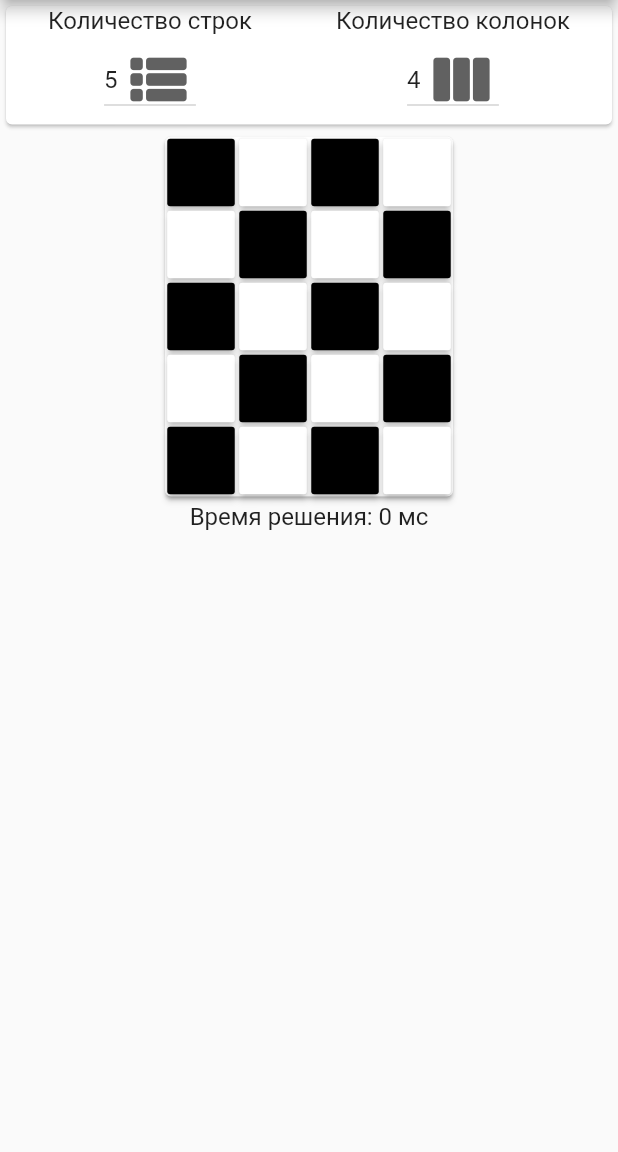
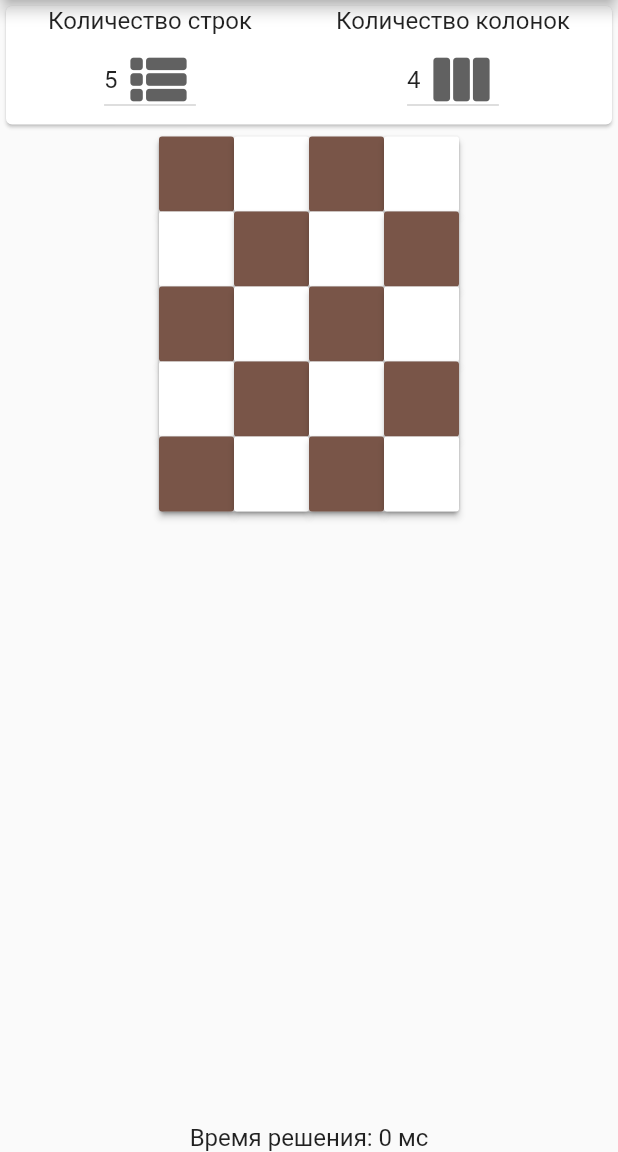
Before and after one commit to Anthon42/Chessboard, a Flutter app: the screen it shows after launch, on a phone screen of 412 x 824 dp, the part 84-1236 px from its top. Run offline on Flutter 3.47's test engine with Material 2 defaults, Android fonts, the phone set to English and light mode, and no system bars.

Commit message:
Добавлена прокрута доски в двух плоскостях

```diff
--- a/chessboard/lib/chessboard.dart
+++ b/chessboard/lib/chessboard.dart
@@ -17,10 +17,10 @@ class Chessboard extends StatelessWidget {
       List<ChessPosition> row = List<ChessPosition>();
       while (currentRow <= context.watch<ChessboardData>().getRowCount - 1) {
         if (((currentColumn % 2) != 0) && (currentRow % 2) != 0) {
-          _color = Colors.black;
+          _color = Colors.brown;
         } else {
           if (((currentColumn % 2) == 0) && (currentRow % 2) == 0) {
-            _color = Colors.black;
+            _color = Colors.brown;
           } else
             _color = Colors.white;
         }
@@ -33,13 +33,10 @@ class Chessboard extends StatelessWidget {
       ));
       currentColumn++;
     }
-    return Stack(
-      children: [
-        Column(
+    return Card(
+      child: Column(
         children: line,
       ),
-      ],
-      alignment: Alignment.center,
     );
   }
 }
@@ -78,15 +75,18 @@ class ChessPositionState extends State<ChessPosition> {
     String caption = context.watch<ChessboardData>().getMap[_id] == null
         ? ('')
         : (context.watch<ChessboardData>().getMap[_id].toString());
-    return ButtonTheme(
+    return SizedBox(
+      width: 50,
+      height: 50,
       child: RaisedButton(
         child: Text(caption),
         textColor: Colors.blue,
         onPressed: () {
           if (context.read<ChessboardData>().getIsFinished)
-            setState(() async {
+            setState(
+              () async {
                 if ((isSelected == false) &&
-                  ((_color == Colors.white) || (_color == Colors.black))) {
+                    ((_color == Colors.white) || (_color == Colors.brown))) {
                   _color = Colors.red;
                   isSelected = true;
 
@@ -118,8 +118,11 @@ class ChessPositionState extends State<ChessPosition> {
                   param[1] = myMap;
 
                   context.read<ChessboardData>().setIsFinished = false;
-                if ((context.read<ChessboardData>().getColumnCount * context.read<ChessboardData>().getRowCount > 24)) {
-                  myMap = await compute(v2.computeRoute, param) as Map<String, int>;
+                  if ((context.read<ChessboardData>().getColumnCount *
+                          context.read<ChessboardData>().getRowCount >
+                      24)) {
+                    myMap = await compute(v2.computeRoute, param)
+                        as Map<String, int>;
                   } else
                     myMap =
                         await compute(computeRoute, param) as Map<String, int>;
@@ -144,12 +147,11 @@ class ChessPositionState extends State<ChessPosition> {
                   context.read<ChessboardData>().setMap = Map();
                   return null;
                 }
-            });
+              },
+            );
         },
         color: _color,
       ),
-      height: 45,
-      minWidth: 45,
     );
   }
 }
--- a/chessboard/lib/homePage.dart
+++ b/chessboard/lib/homePage.dart
@@ -16,31 +16,31 @@ class _HomePageState extends State<HomePage> {
       appBar: AppBar(
         title: Text('Chessboard'),
       ),
-      body: Column(
-        crossAxisAlignment: CrossAxisAlignment.start,
+      body: Stack(
         children: [
-          ConfigureBoardSizeBox(),
-          Row(
-            mainAxisAlignment: MainAxisAlignment.center,
+          Column(
             children: [
-              Card(
-                child: Stack(
-                  children: [
-                    SafeArea(child: Chessboard()),
-                    context.watch<ChessboardData>().getIsFinished == false
-                        ? CircularProgressIndicator()
-                        : Center()
-                  ],
-                  alignment: Alignment.center,
+              ConfigureBoardSizeBox(),
+              Expanded(
+                child: SingleChildScrollView(
+                  scrollDirection: Axis.horizontal,
+                  child: SingleChildScrollView(
+                    scrollDirection: Axis.vertical,
+                    child: Chessboard(),
+                  ),
+                ),
+              ),
+              Center(
+                child: Text(
+                  'Время решения: ${context.watch<ChessboardData>().getComputeTime} мс',
+                  style: TextStyle(fontSize: 16),
                 ),
               ),
             ],
-          ),
-          Center(
-            child: Text(
-              'Время решения: ${context.watch<ChessboardData>().getComputeTime} мс',
-              style: TextStyle(fontSize: 16),
-            ),
+          ), Center(
+            child: context.watch<ChessboardData>().getIsFinished == false
+                ? CircularProgressIndicator()
+                : Center(),
           ),
         ],
       ),
--- a/chessboard/lib/reSizeBox.dart
+++ b/chessboard/lib/reSizeBox.dart
@@ -77,6 +77,10 @@ class _ReSizeBoxState extends State<ReSizeBox> {
           child: Text('8'),
           value: 8,
         ),
+        DropdownMenuItem(
+          child: Text('9'),
+          value: 9,
+        )
       ],
     );
   }
```
Lines whose indentation alone changed are shown as unchanged.
